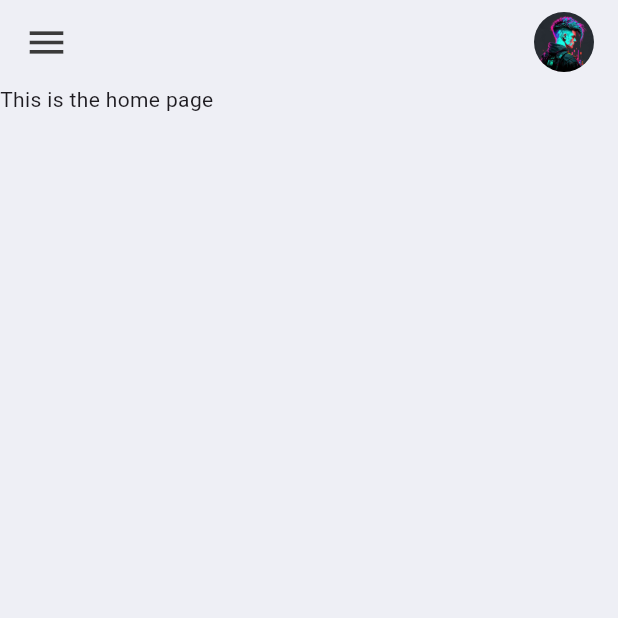
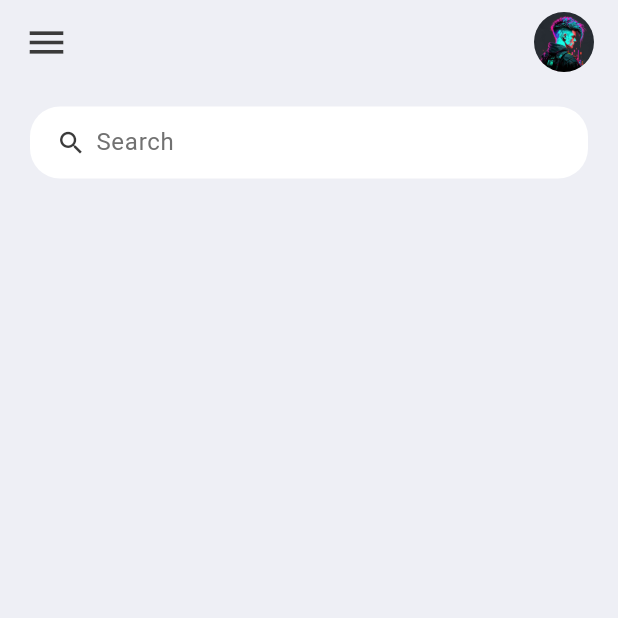
Before and after one commit to GitSentinel/Flutter_To_Do_App, a Flutter app: the screen it shows after launch, on a phone screen of 412 x 824 dp, the top half of it. Run offline on Flutter 3.47's test engine with Material 3 defaults, Android fonts, the phone set to English and light mode, and no system bars.

Commit message:
[ADD]: Search Box

```diff
--- a/lib/pages/home.dart
+++ b/lib/pages/home.dart
@@ -1,5 +1,8 @@
+// ignore_for_file: prefer_const_constructors, prefer_const_literals_to_create_immutables
+
 import 'package:flutter/material.dart';
 import 'package:todo_app/constants/app_colors.dart';
+import 'package:todo_app/widgets/search_box.dart';
 
 class Home extends StatelessWidget {
   const Home({super.key});
@@ -10,7 +13,15 @@ class Home extends StatelessWidget {
       backgroundColor: AppColors.bgcolor,
       appBar: _buildAppBar(),
       body: Container(
-        child: Text('This is the home page'),
+        padding: EdgeInsets.symmetric(
+          horizontal: 20,
+          vertical: 15,
+        ),
+        child: Column(
+          children: [
+            SearchBox(),
+          ],
+        ),
       ),
     );
   }
--- /dev/null
+++ b/lib/widgets/search_box.dart
@@ -0,0 +1,38 @@
+// ignore_for_file: prefer_const_constructors
+
+import 'package:flutter/material.dart';
+import 'package:todo_app/constants/app_colors.dart';
+
+class SearchBox extends StatelessWidget {
+  const SearchBox({super.key});
+
+  @override
+  Widget build(BuildContext context) {
+    return Container(
+      padding: EdgeInsets.symmetric(horizontal: 15),
+      decoration: BoxDecoration(
+        color: Colors.white,
+        borderRadius: BorderRadius.circular(20),
+      ),
+      child: TextField(
+        decoration: InputDecoration(
+          contentPadding: EdgeInsets.all(0),
+          prefixIcon: Icon(
+            Icons.search,
+            color: AppColors.black,
+            size: 20,
+          ),
+          prefixIconConstraints: BoxConstraints(
+            maxHeight: 20,
+            minWidth: 25,
+          ),
+          border: InputBorder.none,
+          hintText: 'Search',
+          hintStyle: TextStyle(
+            color: AppColors.grey,
+          ),
+        ),
+      ),
+    );
+  }
+}
```
